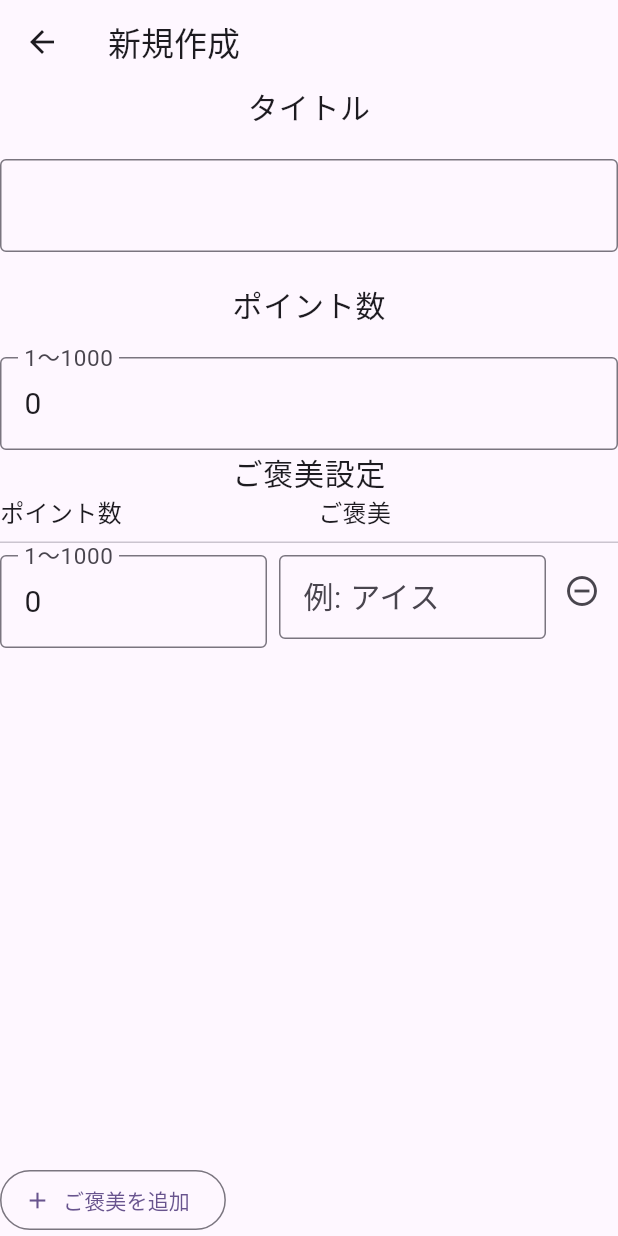
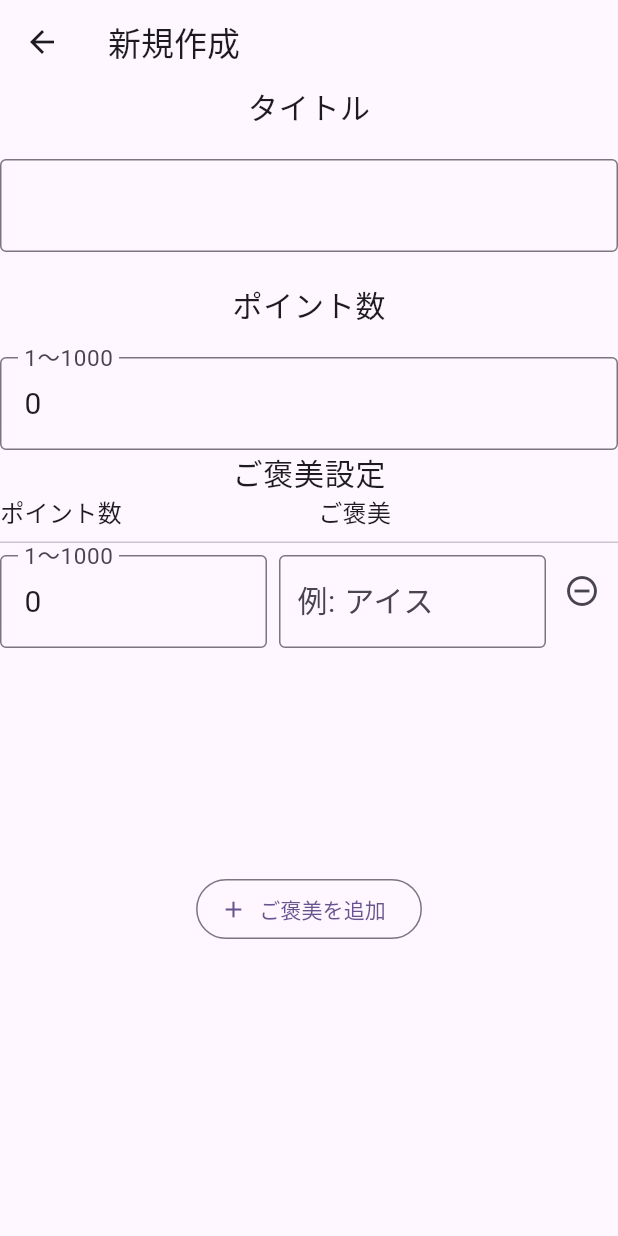
Before and after one commit to hakuchangit/point_card, a Flutter app: the NewPointCardScreen screen opened directly, after a tap on "ご褒美を追加", on a phone screen of 412 x 824 dp. Run offline on Flutter 3.47's test engine with Material 3 defaults, Android fonts, the phone set to English and light mode, and no system bars; our stand-ins replace hive_flutter; accounts and stored records are empty.

Commit message:
fix layout

```diff
--- a/lib/widget/reward_list_editor.dart
+++ b/lib/widget/reward_list_editor.dart
@@ -75,9 +75,10 @@ class _RewardListEditorState extends State<RewardListEditor> {
           const SizedBox(height: 8),
           const Divider(height: 1),
           const SizedBox(height: 8),
-
-          // リスト部分（スクロールさせる）
-          Expanded(
+          SizedBox(
+            height: 200,
+            // リスト部分（スクロールさせる）
+            //Expanded(
             child: _items.isEmpty
                 ? Center(
                     child: Text(
@@ -110,6 +111,10 @@ class _RewardListEditorState extends State<RewardListEditor> {
                                 hintText: '例: アイス',
                                 border: OutlineInputBorder(),
                                 isDense: true,
+                                contentPadding: EdgeInsets.symmetric(
+                                  vertical: 15,
+                                  horizontal: 8,
+                                ),
                               ),
                               onChanged: (v) {
                                 item.reward = v;
@@ -128,13 +133,14 @@ class _RewardListEditorState extends State<RewardListEditor> {
                       );
                     },
                   ),
+            //),
           ),
 
           const SizedBox(height: 12),
 
           // 追加ボタンはリストの外（固定表示）
           Align(
-            alignment: Alignment.centerLeft,
+            alignment: Alignment.center,
             child: OutlinedButton.icon(
               onPressed: _addRow,
               icon: const Icon(Icons.add),
```
